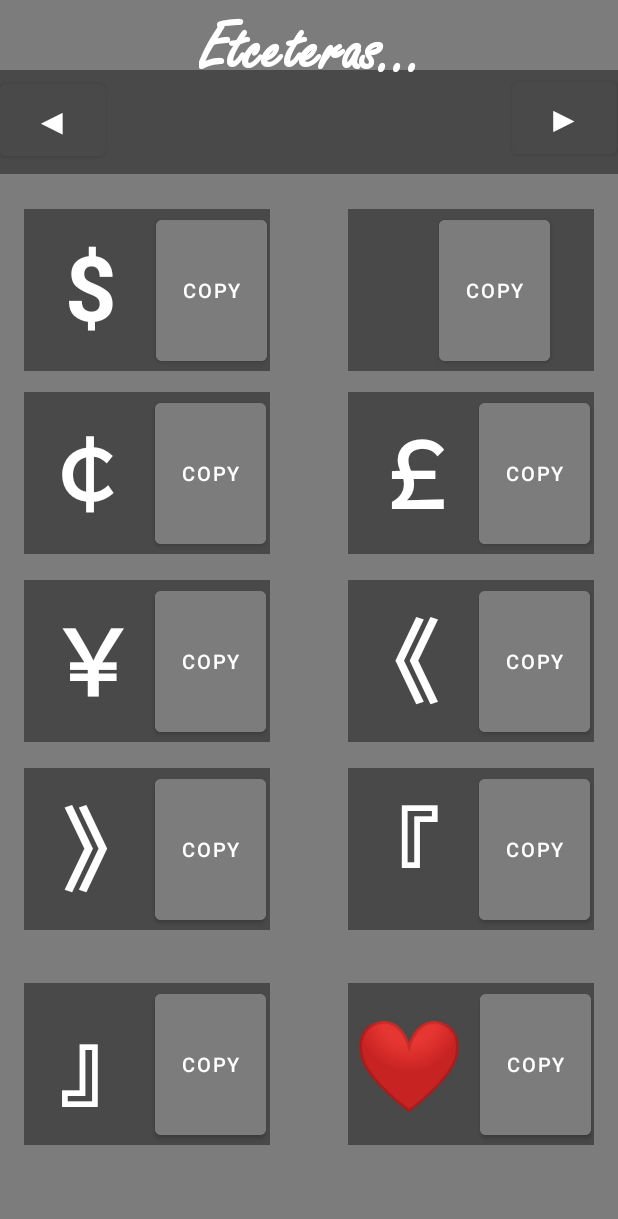
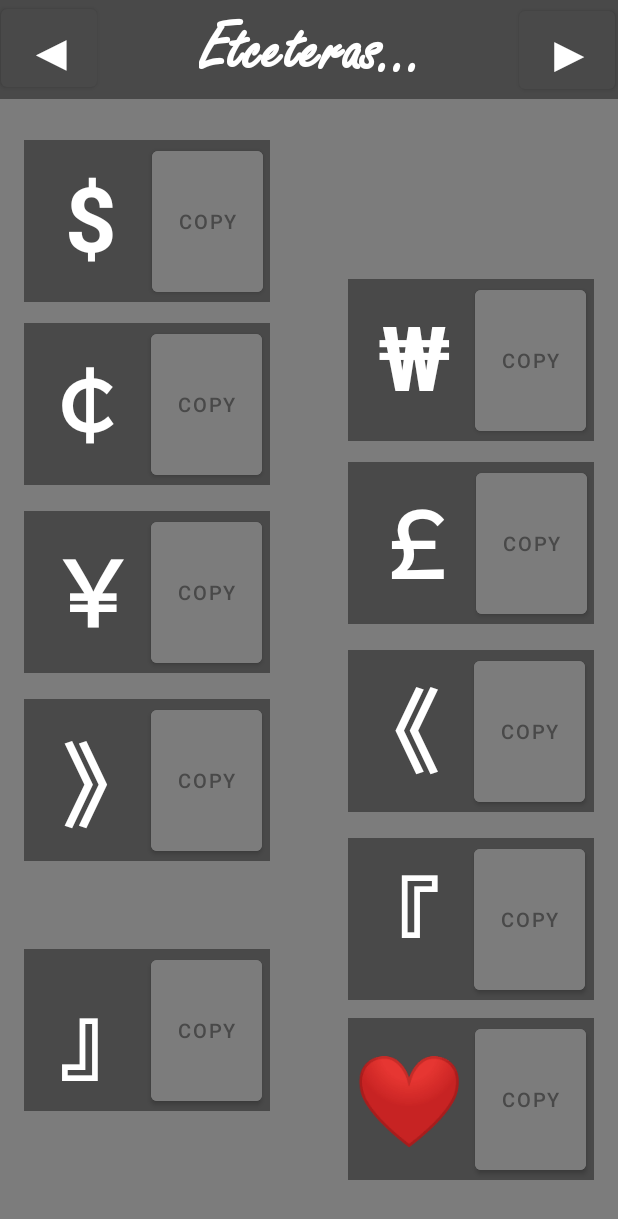
Before and after one commit to lhwdev2008/Unicopy, an Android app: the CopyActivity5 screen opened directly, with no data from a screen before it, on a phone screen of 412 x 824 dp. Shown: the top 1219 px of the screen. Run offline under Robolectric (Android 15) with nearby library versions, the phone set to English and light mode, and no system bars.

```diff
--- a/app/src/main/java/me/jacoblim/unicopy/CopyActivity.java
+++ b/app/src/main/java/me/jacoblim/unicopy/CopyActivity.java
@@ -19,7 +19,7 @@ public class CopyActivity extends AppCompatActivity {
         super.onCreate(savedInstanceState);
         setContentView(R.layout.activity_copy);
 
-        Button btPrevious = findViewById(R.id.button);
+        Button btPrevious = findViewById(R.id.btLeft);
         btPrevious.setOnClickListener(new View.OnClickListener() {
             @Override
             public void onClick(View view) {
@@ -29,7 +29,7 @@ public class CopyActivity extends AppCompatActivity {
             }
         });
 
-        Button btNext = findViewById(R.id.button2);
+        Button btNext = findViewById(R.id.btRight);
         btNext.setOnClickListener(new View.OnClickListener() {
             @Override
             public void onClick(View view) {
--- a/app/src/main/java/me/jacoblim/unicopy/CopyActivity2.java
+++ b/app/src/main/java/me/jacoblim/unicopy/CopyActivity2.java
@@ -19,7 +19,7 @@ public class CopyActivity2 extends AppCompatActivity {
         super.onCreate(savedInstanceState);
         setContentView(R.layout.activity_copy2);
 
-        Button btPrevious = findViewById(R.id.button);
+        Button btPrevious = findViewById(R.id.btLeft);
         btPrevious.setOnClickListener(new View.OnClickListener() {
             @Override
             public void onClick(View view) {
@@ -29,7 +29,7 @@ public class CopyActivity2 extends AppCompatActivity {
             }
         });
 
-        Button btNext = findViewById(R.id.button2);
+        Button btNext = findViewById(R.id.btRight);
         btNext.setOnClickListener(new View.OnClickListener() {
             @Override
             public void onClick(View view) {
--- a/app/src/main/java/me/jacoblim/unicopy/CopyActivity3.java
+++ b/app/src/main/java/me/jacoblim/unicopy/CopyActivity3.java
@@ -19,7 +19,7 @@ public class CopyActivity3 extends AppCompatActivity {
         super.onCreate(savedInstanceState);
         setContentView(R.layout.activity_copy3);
 
-        Button btPrevious = findViewById(R.id.button);
+        Button btPrevious = findViewById(R.id.btLeft);
         btPrevious.setOnClickListener(new View.OnClickListener() {
             @Override
             public void onClick(View view) {
@@ -29,7 +29,7 @@ public class CopyActivity3 extends AppCompatActivity {
             }
         });
 
-        Button btNext = findViewById(R.id.button2);
+        Button btNext = findViewById(R.id.btRight);
         btNext.setOnClickListener(new View.OnClickListener() {
             @Override
             public void onClick(View view) {
--- a/app/src/main/java/me/jacoblim/unicopy/CopyActivity4.java
+++ b/app/src/main/java/me/jacoblim/unicopy/CopyActivity4.java
@@ -21,7 +21,7 @@ public class CopyActivity4 extends AppCompatActivity {
         super.onCreate(savedInstanceState);
         setContentView(R.layout.activity_copy4);
 
-        Button btPrevious = findViewById(R.id.button);
+        Button btPrevious = findViewById(R.id.btLeft);
         btPrevious.setOnClickListener(new View.OnClickListener() {
             @Override
             public void onClick(View view) {
@@ -31,7 +31,7 @@ public class CopyActivity4 extends AppCompatActivity {
             }
         });
 
-        Button btNext = findViewById(R.id.button2);
+        Button btNext = findViewById(R.id.btRight);
         btNext.setOnClickListener(new View.OnClickListener() {
             @Override
             public void onClick(View view) {
--- a/app/src/main/java/me/jacoblim/unicopy/CopyActivity5.java
+++ b/app/src/main/java/me/jacoblim/unicopy/CopyActivity5.java
@@ -19,7 +19,7 @@ public class CopyActivity5 extends AppCompatActivity {
         super.onCreate(savedInstanceState);
         setContentView(R.layout.activity_copy5);
 
-        Button btPrevious = findViewById(R.id.button);
+        Button btPrevious = findViewById(R.id.btLeft);
         btPrevious.setOnClickListener(new View.OnClickListener() {
             @Override
             public void onClick(View view) {
@@ -29,7 +29,7 @@ public class CopyActivity5 extends AppCompatActivity {
             }
         });
 
-        Button btNext = findViewById(R.id.button2);
+        Button btNext = findViewById(R.id.btRight);
         btNext.setOnClickListener(new View.OnClickListener() {
             @Override
             public void onClick(View view) {
--- a/app/src/main/res/layout/activity_copy5.xml
+++ b/app/src/main/res/layout/activity_copy5.xml
@@ -7,33 +7,65 @@
     android:background="#7C7C7C"
     tools:context=".CopyActivity5">
 
-    <TextView
-        android:id="@+id/tvTopBar"
-        android:layout_width="416dp"
-        android:layout_height="69dp"
-        android:layout_marginBottom="662dp"
+    <androidx.constraintlayout.widget.ConstraintLayout
+        android:id="@+id/TopBar"
+        android:layout_width="413dp"
+        android:layout_height="66dp"
+        android:layout_marginBottom="27dp"
         android:background="#494949"
-        android:textAlignment="center"
-        app:layout_constraintBottom_toBottomOf="parent"
+        app:layout_constraintBottom_toTopOf="@+id/category1"
         app:layout_constraintEnd_toEndOf="parent"
         app:layout_constraintStart_toStartOf="parent"
-        app:layout_constraintTop_toTopOf="parent" />
+        app:layout_constraintTop_toTopOf="parent">
 
         <TextView
-        android:id="@+id/tvTiltle"
+            android:id="@+id/tvTitle"
             android:layout_width="wrap_content"
             android:layout_height="wrap_content"
-        android:layout_marginStart="-410dp"
+            android:layout_marginStart="68dp"
             android:layout_marginTop="5dp"
+            android:layout_marginEnd="62dp"
+            android:layout_marginBottom="4dp"
             android:fontFamily="@font/freescript"
             android:text="Etceteras..."
             android:textAlignment="center"
             android:textColor="@color/white"
             android:textSize="48sp"
             android:textStyle="bold"
+            app:layout_constraintBottom_toBottomOf="parent"
+            app:layout_constraintEnd_toStartOf="@+id/btRight"
+            app:layout_constraintStart_toEndOf="@+id/btLeft"
+            app:layout_constraintTop_toTopOf="parent" />
+
+        <Button
+            android:id="@+id/btLeft"
+            android:layout_width="64dp"
+            android:layout_height="64dp"
+            android:layout_marginBottom="2dp"
+            android:text="◀"
+            android:textColor="@color/white"
+            android:textSize="34sp"
+            app:layout_constraintBottom_toBottomOf="parent"
+            app:layout_constraintEnd_toStartOf="@+id/tvTitle"
+            app:layout_constraintStart_toStartOf="parent"
+            app:layout_constraintTop_toTopOf="parent" />
+
+        <Button
+            android:id="@+id/btRight"
+            android:layout_width="64dp"
+            android:layout_height="64dp"
+            android:layout_marginTop="1dp"
+            android:layout_marginEnd="3dp"
+            android:layout_marginBottom="1dp"
+            android:text="▶"
+            android:textColor="@color/white"
+            android:textSize="34sp"
+            app:layout_constraintBottom_toBottomOf="parent"
             app:layout_constraintEnd_toEndOf="parent"
-        app:layout_constraintStart_toEndOf="@+id/tvTopBar"
+            app:layout_constraintStart_toEndOf="@+id/tvTitle"
             app:layout_constraintTop_toTopOf="parent" />
+
+    </androidx.constraintlayout.widget.ConstraintLayout>
 
     <androidx.constraintlayout.widget.ConstraintLayout
         android:id="@+id/category1"
@@ -69,7 +101,7 @@
             android:id="@+id/btCategory1"
             android:layout_width="74dp"
             android:layout_height="106dp"
-            android:layout_marginStart="26dp"
+            android:layout_marginStart="23dp"
             android:layout_marginTop="1dp"
             android:backgroundTint="#7C7C7C"
             android:text="Copy"
@@ -95,12 +127,12 @@
             android:id="@+id/tvCategory2"
             android:layout_width="wrap_content"
             android:layout_height="wrap_content"
-            android:layout_marginStart="27dp"
+            android:layout_marginStart="20dp"
             android:layout_marginTop="11dp"
             android:layout_marginEnd="27dp"
             android:layout_marginBottom="17dp"
             android:fontFamily="sans-serif"
-            android:text="\"
+            android:text="₩"
             android:textColor="@color/white"
             android:textSize="60sp"
             android:textStyle="bold"
@@ -113,7 +145,7 @@
             android:id="@+id/btCategory2"
             android:layout_width="74dp"
             android:layout_height="106dp"
-            android:layout_marginStart="33dp"
+            android:layout_marginStart="16dp"
             android:layout_marginTop="1dp"
             android:backgroundTint="#7C7C7C"
             android:text="Copy"
@@ -154,7 +186,7 @@
             android:id="@+id/btCategory3"
             android:layout_width="74dp"
             android:layout_height="106dp"
-            android:layout_marginStart="16dp"
+            android:layout_marginStart="13dp"
             android:layout_marginTop="1dp"
             android:backgroundTint="#7C7C7C"
             android:text="Copy"
@@ -195,7 +227,7 @@
             android:id="@+id/btCategory4"
             android:layout_width="74dp"
             android:layout_height="106dp"
-            android:layout_marginStart="12dp"
+            android:layout_marginStart="10dp"
             android:layout_marginTop="1dp"
             android:backgroundTint="#7C7C7C"
             android:text="Copy"
@@ -236,7 +268,7 @@
             android:id="@+id/btCategory5"
             android:layout_width="74dp"
             android:layout_height="106dp"
-            android:layout_marginStart="12dp"
+            android:layout_marginStart="9dp"
             android:layout_marginTop="1dp"
             android:backgroundTint="#7C7C7C"
             android:text="Copy"
@@ -276,7 +308,7 @@
             android:id="@+id/btCategory6"
             android:layout_width="74dp"
             android:layout_height="106dp"
-            android:layout_marginStart="27dp"
+            android:layout_marginStart="24dp"
             android:layout_marginTop="1dp"
             android:backgroundTint="#7C7C7C"
             android:text="Copy"
@@ -297,8 +329,8 @@
 
         <TextView
             android:id="@+id/tvCategory7"
-            android:layout_width="wrap_content"
-            android:layout_height="wrap_content"
+            android:layout_width="44dp"
+            android:layout_height="82dp"
             android:layout_marginStart="25dp"
             android:layout_marginTop="13dp"
             android:layout_marginEnd="39dp"
@@ -317,7 +349,7 @@
             android:id="@+id/btCategory7"
             android:layout_width="74dp"
             android:layout_height="106dp"
-            android:layout_marginStart="2dp"
+            android:layout_marginStart="15dp"
             android:layout_marginTop="1dp"
             android:backgroundTint="#7C7C7C"
             android:text="Copy"
@@ -357,7 +389,7 @@
             android:id="@+id/btCategory8"
             android:layout_width="74dp"
             android:layout_height="106dp"
-            android:layout_marginStart="27dp"
+            android:layout_marginStart="24dp"
             android:layout_marginTop="1dp"
             android:backgroundTint="#7C7C7C"
             android:text="Copy"
@@ -380,8 +412,8 @@
 
         <TextView
             android:id="@+id/tvCategory9"
-            android:layout_width="wrap_content"
-            android:layout_height="wrap_content"
+            android:layout_width="49dp"
+            android:layout_height="78dp"
             android:layout_marginStart="23dp"
             android:layout_marginTop="13dp"
             android:layout_marginEnd="39dp"
@@ -400,7 +432,7 @@
             android:id="@+id/btCategory9"
             android:layout_width="74dp"
             android:layout_height="106dp"
-            android:layout_marginStart="4dp"
+            android:layout_marginStart="12dp"
             android:layout_marginTop="1dp"
             android:backgroundTint="#7C7C7C"
             android:text="Copy"
@@ -443,7 +475,7 @@
             android:id="@+id/btCategory10"
             android:layout_width="74dp"
             android:layout_height="106dp"
-            android:layout_marginStart="9dp"
+            android:layout_marginStart="6dp"
             android:layout_marginTop="1dp"
             android:backgroundTint="#7C7C7C"
             android:text="Copy"
@@ -452,34 +484,4 @@
             app:layout_constraintTop_toTopOf="parent" />
     </androidx.constraintlayout.widget.ConstraintLayout>
 
-    <Button
-        android:id="@+id/button"
-        android:layout_width="70dp"
-        android:layout_height="60dp"
-        android:layout_marginTop="-80dp"
-        android:layout_marginBottom="16dp"
-        android:backgroundTint="#494949"
-        android:text="◀"
-        android:textSize="24sp"
-        app:layout_constraintBottom_toTopOf="@+id/category1"
-        app:layout_constraintStart_toStartOf="parent"
-        app:layout_constraintTop_toBottomOf="@+id/tvTopBar" />
-
-    <Button
-        android:id="@+id/button2"
-        android:layout_width="70dp"
-        android:layout_height="60dp"
-        android:layout_marginStart="-57dp"
-        android:layout_marginTop="5dp"
-        android:layout_marginEnd="16dp"
-        android:layout_marginBottom="-62dp"
-        android:backgroundTint="#494949"
-        android:text="▶"
-        android:textSize="24sp"
-        app:layout_constraintBottom_toTopOf="@+id/tvTopBar"
-        app:layout_constraintEnd_toEndOf="parent"
-        app:layout_constraintStart_toEndOf="@+id/tvTopBar"
-        app:layout_constraintTop_toTopOf="parent"
-        app:layout_constraintVertical_bias="1.0" />
-
 </androidx.constraintlayout.widget.ConstraintLayout>
--- a/app/src/main/res/layout/activity_main.xml
+++ b/app/src/main/res/layout/activity_main.xml
@@ -34,7 +34,7 @@
         android:layout_marginTop="259dp"
         android:layout_marginEnd="101dp"
         android:layout_marginBottom="16dp"
-        android:fontFamily="sans-serif-medium"
+        android:fontFamily="@font/freescript"
         android:text="Made by Jacob Lim"
         android:textColor="@color/white"
         android:textSize="24sp"
--- a/app/src/main/res/values-night/themes.xml
+++ b/app/src/main/res/values-night/themes.xml
@@ -2,13 +2,13 @@
     <!-- Base application theme. -->
     <style name="Theme.UniCopy" parent="Theme.MaterialComponents.DayNight.NoActionBar">
         <!-- Primary brand color. -->
-        <item name="colorPrimary">@color/purple_200</item>
-        <item name="colorPrimaryVariant">@color/purple_700</item>
-        <item name="colorOnPrimary">@color/black</item>
+        <item name="colorPrimary">#494949</item>
+        <item name="colorPrimaryVariant">#494949</item>
+        <item name="colorOnPrimary">#494949</item>
         <!-- Secondary brand color. -->
-        <item name="colorSecondary">@color/teal_200</item>
-        <item name="colorSecondaryVariant">@color/teal_200</item>
-        <item name="colorOnSecondary">@color/black</item>
+        <item name="colorSecondary">#494949</item>
+        <item name="colorSecondaryVariant">#494949</item>
+        <item name="colorOnSecondary">#494949</item>
         <!-- Status bar color. -->
         <item name="android:statusBarColor" tools:targetApi="l">?attr/colorPrimaryVariant</item>
         <!-- Customize your theme here. -->
--- a/app/src/main/res/values/themes.xml
+++ b/app/src/main/res/values/themes.xml
@@ -2,13 +2,13 @@
     <!-- Base application theme. -->
     <style name="Theme.UniCopy" parent="Theme.MaterialComponents.DayNight.NoActionBar">
         <!-- Primary brand color. -->
-        <item name="colorPrimary">@color/purple_500</item>
-        <item name="colorPrimaryVariant">@color/purple_700</item>
-        <item name="colorOnPrimary">@color/white</item>
+        <item name="colorPrimary">#494949</item>
+        <item name="colorPrimaryVariant">#494949</item>
+        <item name="colorOnPrimary">#494949</item>
         <!-- Secondary brand color. -->
-        <item name="colorSecondary">@color/teal_200</item>
-        <item name="colorSecondaryVariant">@color/teal_700</item>
-        <item name="colorOnSecondary">@color/black</item>
+        <item name="colorSecondary">#494949</item>
+        <item name="colorSecondaryVariant">#494949</item>
+        <item name="colorOnSecondary">#494949</item>
         <!-- Status bar color. -->
         <item name="android:statusBarColor" tools:targetApi="l">?attr/colorPrimaryVariant</item>
         <!-- Customize your theme here. -->
```
Also changed, not shown: app/src/main/res/layout/activity_copy.xml (+53 -50 lines), app/src/main/res/layout/activity_copy2.xml (+56 -55 lines), app/src/main/res/layout/activity_copy3.xml (+58 -58 lines), app/src/main/res/layout/activity_copy4.xml (+53 -50 lines). Lines whose indentation alone changed are shown as unchanged.
